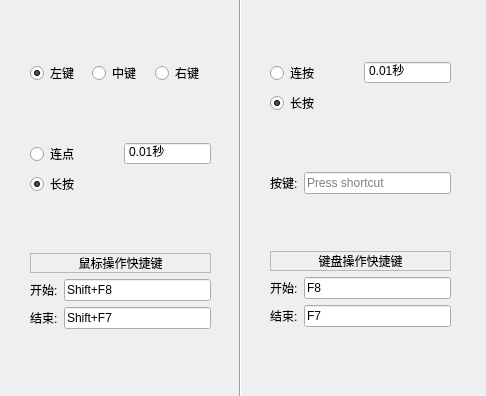
Above: application.ui from RedTeaco/backendClick before the change. Below: the same form after it.
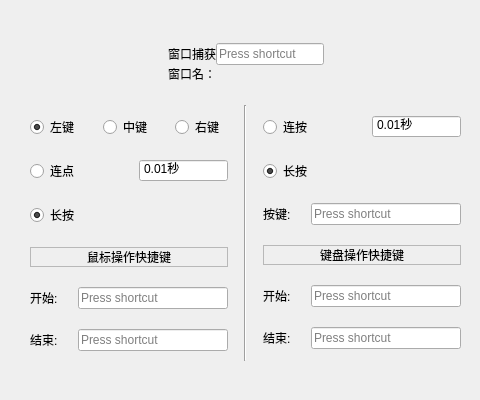
That is the form after the change.

Commit message: 完成图形化界面制作

```diff
--- a/application.ui
+++ b/application.ui
@@ -6,8 +6,8 @@
    <rect>
     <x>0</x>
     <y>0</y>
-    <width>486</width>
-    <height>396</height>
+    <width>480</width>
+    <height>400</height>
    </rect>
   </property>
   <property name="windowTitle">
@@ -16,16 +16,144 @@
   <widget class="QWidget" name="verticalLayoutWidget_4">
    <property name="geometry">
     <rect>
-     <x>30</x>
-     <y>10</y>
-     <width>181</width>
-     <height>371</height>
+     <x>20</x>
+     <y>27</y>
+     <width>451</width>
+     <height>351</height>
     </rect>
    </property>
+   <layout class="QVBoxLayout" name="verticalLayout_7">
+    <item>
+     <layout class="QHBoxLayout" name="horizontalLayout_12">
+      <property name="sizeConstraint">
+       <enum>QLayout::SetFixedSize</enum>
+      </property>
+      <item>
+       <spacer name="horizontalSpacer">
+        <property name="orientation">
+         <enum>Qt::Horizontal</enum>
+        </property>
+        <property name="sizeHint" stdset="0">
+         <size>
+          <width>40</width>
+          <height>1</height>
+         </size>
+        </property>
+       </spacer>
+      </item>
+      <item>
+       <layout class="QVBoxLayout" name="verticalLayout_8">
+        <property name="spacing">
+         <number>0</number>
+        </property>
+        <property name="sizeConstraint">
+         <enum>QLayout::SetFixedSize</enum>
+        </property>
+        <item>
+         <layout class="QHBoxLayout" name="horizontalLayout_10">
+          <property name="sizeConstraint">
+           <enum>QLayout::SetFixedSize</enum>
+          </property>
+          <item>
+           <widget class="QLabel" name="catch_window_label">
+            <property name="sizePolicy">
+             <sizepolicy hsizetype="Fixed" vsizetype="Fixed">
+              <horstretch>0</horstretch>
+              <verstretch>0</verstretch>
+             </sizepolicy>
+            </property>
+            <property name="text">
+             <string>窗口捕获</string>
+            </property>
+           </widget>
+          </item>
+          <item>
+           <widget class="QKeySequenceEdit" name="catch_window_hotkey">
+            <property name="focusPolicy">
+             <enum>Qt::ClickFocus</enum>
+            </property>
+           </widget>
+          </item>
+         </layout>
+        </item>
+        <item>
+         <layout class="QHBoxLayout" name="horizontalLayout_11">
+          <property name="sizeConstraint">
+           <enum>QLayout::SetFixedSize</enum>
+          </property>
+          <item>
+           <widget class="QLabel" name="window_name_label">
+            <property name="sizePolicy">
+             <sizepolicy hsizetype="Fixed" vsizetype="Fixed">
+              <horstretch>0</horstretch>
+              <verstretch>0</verstretch>
+             </sizepolicy>
+            </property>
+            <property name="text">
+             <string>窗口名：</string>
+            </property>
+           </widget>
+          </item>
+          <item>
+           <widget class="QLabel" name="window_name">
+            <property name="sizePolicy">
+             <sizepolicy hsizetype="Preferred" vsizetype="Fixed">
+              <horstretch>0</horstretch>
+              <verstretch>0</verstretch>
+             </sizepolicy>
+            </property>
+            <property name="text">
+             <string/>
+            </property>
+            <property name="scaledContents">
+             <bool>false</bool>
+            </property>
+           </widget>
+          </item>
+         </layout>
+        </item>
+       </layout>
+      </item>
+      <item>
+       <spacer name="horizontalSpacer_2">
+        <property name="orientation">
+         <enum>Qt::Horizontal</enum>
+        </property>
+        <property name="sizeHint" stdset="0">
+         <size>
+          <width>40</width>
+          <height>1</height>
+         </size>
+        </property>
+       </spacer>
+      </item>
+     </layout>
+    </item>
+    <item>
+     <layout class="QHBoxLayout" name="horizontalLayout_9">
+      <property name="sizeConstraint">
+       <enum>QLayout::SetMaximumSize</enum>
+      </property>
+      <item>
    <layout class="QVBoxLayout" name="verticalLayout_4">
+        <property name="spacing">
+         <number>20</number>
+        </property>
     <property name="sizeConstraint">
      <enum>QLayout::SetDefaultConstraint</enum>
     </property>
+        <property name="leftMargin">
+         <number>10</number>
+        </property>
+        <property name="topMargin">
+         <number>10</number>
+        </property>
+        <property name="rightMargin">
+         <number>10</number>
+        </property>
+        <property name="bottomMargin">
+         <number>10</number>
+        </property>
     <item>
      <layout class="QHBoxLayout" name="horizontalLayout">
       <property name="sizeConstraint">
@@ -68,6 +196,9 @@
     </item>
     <item>
      <layout class="QVBoxLayout" name="verticalLayout">
+          <property name="leftMargin">
+           <number>0</number>
+          </property>
       <item>
        <layout class="QHBoxLayout" name="horizontalLayout_2">
         <property name="sizeConstraint">
@@ -162,11 +293,7 @@
          </widget>
         </item>
         <item>
-         <widget class="QKeySequenceEdit" name="mouse_start_hotkey">
-          <property name="keySequence">
-           <string>Shift+F8</string>
-          </property>
-         </widget>
+             <widget class="QKeySequenceEdit" name="mouse_start_hotkey"/>
         </item>
        </layout>
       </item>
@@ -180,28 +307,38 @@
          </widget>
         </item>
         <item>
-         <widget class="QKeySequenceEdit" name="mouse_end_hotkey">
-          <property name="keySequence">
-           <string>Shift+F7</string>
-          </property>
-         </widget>
+             <widget class="QKeySequenceEdit" name="mouse_end_hotkey"/>
         </item>
        </layout>
       </item>
      </layout>
     </item>
    </layout>
-  </widget>
-  <widget class="QWidget" name="verticalLayoutWidget_5">
-   <property name="geometry">
-    <rect>
-     <x>270</x>
-     <y>10</y>
-     <width>181</width>
-     <height>371</height>
-    </rect>
-   </property>
+      </item>
+      <item>
+       <widget class="Line" name="line">
+        <property name="orientation">
+         <enum>Qt::Vertical</enum>
+        </property>
+       </widget>
+      </item>
+      <item>
    <layout class="QVBoxLayout" name="verticalLayout_5">
+        <property name="spacing">
+         <number>20</number>
+        </property>
+        <property name="leftMargin">
+         <number>10</number>
+        </property>
+        <property name="topMargin">
+         <number>10</number>
+        </property>
+        <property name="rightMargin">
+         <number>10</number>
+        </property>
+        <property name="bottomMargin">
+         <number>10</number>
+        </property>
     <item>
      <layout class="QVBoxLayout" name="verticalLayout_3">
       <item>
@@ -303,11 +440,7 @@
          </widget>
         </item>
         <item>
-         <widget class="QKeySequenceEdit" name="keyboard_start_hotkey">
-          <property name="keySequence">
-           <string>F8</string>
-          </property>
-         </widget>
+             <widget class="QKeySequenceEdit" name="keyboard_start_hotkey"/>
         </item>
        </layout>
       </item>
@@ -321,30 +454,17 @@
          </widget>
         </item>
         <item>
-         <widget class="QKeySequenceEdit" name="keyboard_end_hotkey">
-          <property name="keySequence">
-           <string>F7</string>
-          </property>
-         </widget>
+             <widget class="QKeySequenceEdit" name="keyboard_end_hotkey"/>
         </item>
        </layout>
       </item>
      </layout>
     </item>
    </layout>
-  </widget>
-  <widget class="Line" name="line">
-   <property name="geometry">
-    <rect>
-     <x>230</x>
-     <y>-10</y>
-     <width>20</width>
-     <height>431</height>
-    </rect>
-   </property>
-   <property name="orientation">
-    <enum>Qt::Vertical</enum>
-   </property>
+      </item>
+     </layout>
+    </item>
+   </layout>
   </widget>
  </widget>
  <resources/>
```
Left out of the diff: 12 changed lines with no effect on the pictures. Lines whose indentation alone changed are shown as unchanged. The commit also changes 4 other files.
